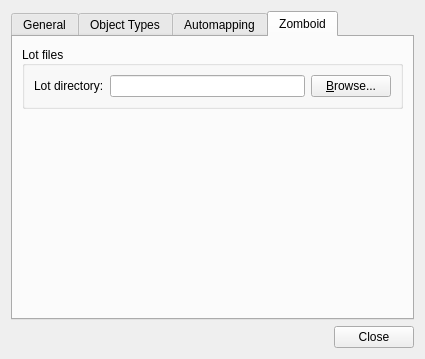
The window that src/tiled/preferencesdialog.ui (timbaker/tiled) describes before a commit, drawn with Qt 5.
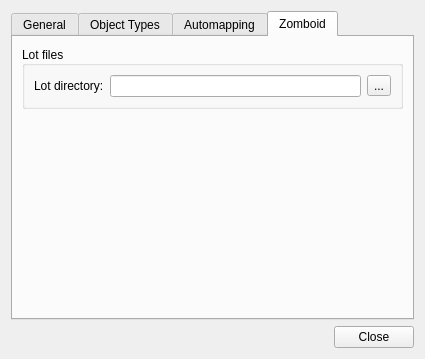
The same window after the commit. The open tabs and pages were chosen to show the change. Icons and pictures are not drawn. Custom widgets are drawn as their Qt base class.

Commit message: MapsDock and Preferences browse button label changed to "...".

The edit to the form file:
```diff
--- a/src/tiled/preferencesdialog.ui
+++ b/src/tiled/preferencesdialog.ui
@@ -342,7 +342,7 @@
            </widget>
           </item>
           <item row="0" column="2">
-           <widget class="QPushButton" name="lotBrowseButton">
+           <widget class="QToolButton" name="lotBrowseButton">
             <property name="sizePolicy">
              <sizepolicy hsizetype="Minimum" vsizetype="Fixed">
               <horstretch>0</horstretch>
@@ -350,13 +350,7 @@
              </sizepolicy>
             </property>
             <property name="text">
-             <string>&amp;Browse...</string>
-            </property>
-            <property name="autoDefault">
-             <bool>false</bool>
-            </property>
-            <property name="flat">
-             <bool>false</bool>
+             <string>...</string>
             </property>
            </widget>
           </item>
```
The commit also changes 1 other file.
